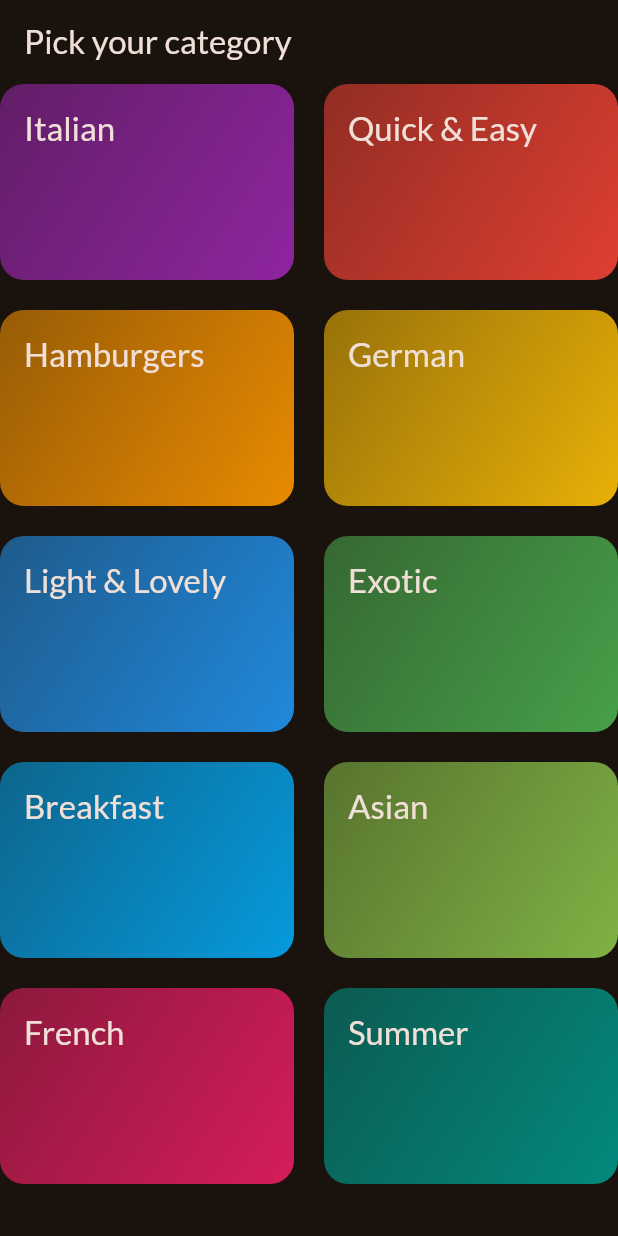
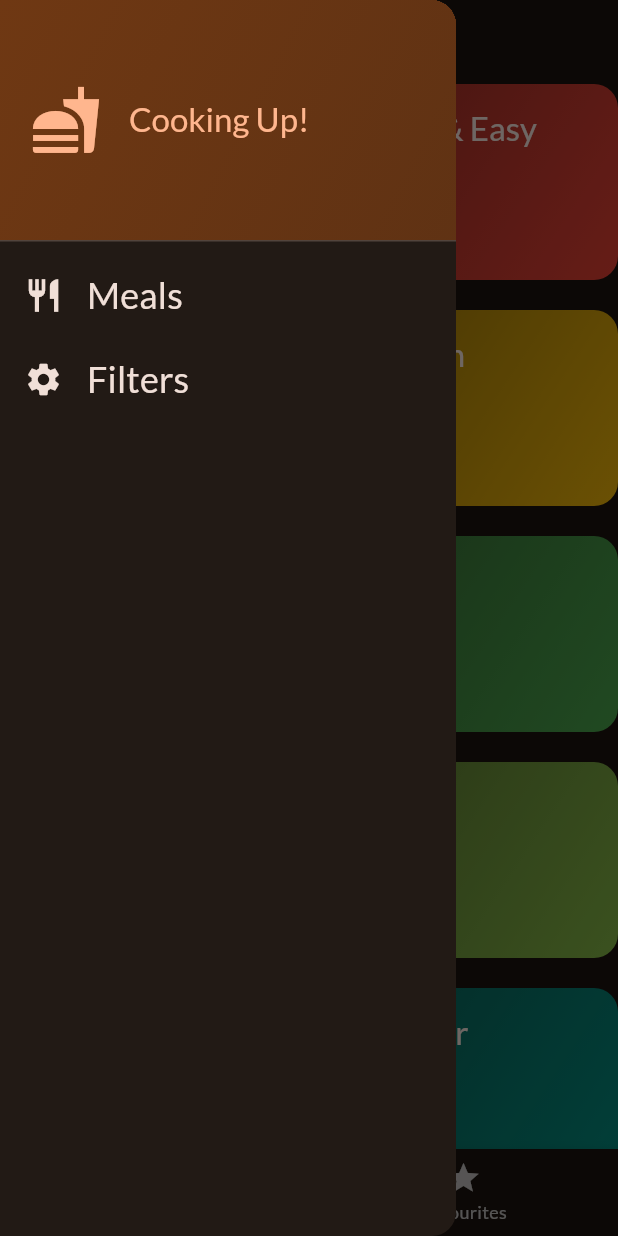
Before and after one commit to binemugha/Meals-app, a Flutter app: the screen it shows after launch, with the side drawer open (before the commit the screen has no drawer), on a phone screen of 412 x 824 dp. Run offline on Flutter 3.47's test engine with Material 3 defaults, Android fonts, the phone set to English and light mode, and no system bars; our stand-ins replace google_fonts, transparent_image.

Commit message:
Added tabs and side menu

```diff
--- a/meals_app/lib/main.dart
+++ b/meals_app/lib/main.dart
@@ -1,6 +1,6 @@
 import 'package:flutter/material.dart';
 import 'package:google_fonts/google_fonts.dart';
-import 'package:meals_app/screens/categories.dart';
+import 'package:meals_app/screens/tabs.dart';
 
 final theme = ThemeData(
   useMaterial3: true,
@@ -22,7 +22,7 @@ class App extends StatelessWidget {
   Widget build(BuildContext context) {
     return MaterialApp(
       theme: theme,
-      home: const CategoriesScreen(),
+      home: const TabsScreen(),
     );
   }
 }
--- a/meals_app/lib/screens/categories.dart
+++ b/meals_app/lib/screens/categories.dart
@@ -1,14 +1,22 @@
 import 'package:flutter/material.dart';
 import 'package:meals_app/data/dummy_data.dart';
 import 'package:meals_app/models/category.dart';
+import 'package:meals_app/models/meal.dart';
 import 'package:meals_app/screens/meals.dart';
 import 'package:meals_app/widgets/category_grid_item.dart';
 
 class CategoriesScreen extends StatelessWidget {
-  const CategoriesScreen({super.key});
+  const CategoriesScreen({
+    super.key,
+    required this.onToggleFavourite,
+    required this.availableMeals,
+  });
+
+  final void Function(Meal meal) onToggleFavourite;
+  final List<Meal> availableMeals;
 
   void _selectCategory(BuildContext context, Category category) {
-    final filteredMeals = dummyMeals
+    final filteredMeals = availableMeals
         .where((meal) => meal.categories.contains(category.id))
         .toList();
     Navigator.push(
@@ -17,6 +25,7 @@ class CategoriesScreen extends StatelessWidget {
         builder: (ctx) => MealsScreen(
           title: category.title,
           meals: filteredMeals,
+          onToggleFavourite: onToggleFavourite,
         ),
       ),
     );
@@ -24,11 +33,7 @@ class CategoriesScreen extends StatelessWidget {
 
   @override
   Widget build(BuildContext context) {
-    return Scaffold(
-      appBar: AppBar(
-        title: const Text('Pick your category'),
-      ),
-      body: GridView(
+    return GridView(
       gridDelegate: const SliverGridDelegateWithFixedCrossAxisCount(
         crossAxisCount: 2,
         childAspectRatio: 3 / 2,
@@ -44,7 +49,6 @@ class CategoriesScreen extends StatelessWidget {
             },
           )
       ],
-      ),
     );
   }
 }
--- a/meals_app/lib/screens/tabs.dart
+++ b/meals_app/lib/screens/tabs.dart
@@ -1,4 +1,10 @@
 import 'package:flutter/material.dart';
+import 'package:meals_app/data/dummy_data.dart';
+import 'package:meals_app/models/meal.dart';
+import 'package:meals_app/screens/categories.dart';
+import 'package:meals_app/screens/filters.dart';
+import 'package:meals_app/screens/meals.dart';
+import 'package:meals_app/widgets/main_drawer.dart';
 
 class TabsScreen extends StatefulWidget {
   const TabsScreen({super.key});
@@ -8,8 +14,114 @@ class TabsScreen extends StatefulWidget {
 }
 
 class _TabsScreenState extends State<TabsScreen> {
+  int _selectedPageIndex = 0;
+  final List<Meal> _favouriteMeals = [];
+  Map<Filter, bool> _selectedFilters = {
+    Filter.glutenFree: false,
+    Filter.lactoseFree: false,
+    Filter.vegetarian: false,
+    Filter.vegan: false,
+  };
+
+  void _showInfoMessage(String message) {
+    ScaffoldMessenger.of(context).clearSnackBars();
+    ScaffoldMessenger.of(context)
+        .showSnackBar(SnackBar(content: Text(message)));
+  }
+
+  void _toggleMealFavouriteStatus(Meal meal) {
+    final isExisting = _favouriteMeals.contains(meal);
+    if (isExisting) {
+      setState(() {
+        _favouriteMeals.remove(meal);
+      });
+      _showInfoMessage("Removed from favourites");
+    } else {
+      setState(() {
+        _favouriteMeals.add(meal);
+      });
+      _showInfoMessage("Added to favourites");
+    }
+  }
+
+  void _selectPage(int index) {
+    setState(() {
+      _selectedPageIndex = index;
+    });
+  }
+
+  void _setScreen(String identifier) async {
+    Navigator.of(context).pop();
+    if (identifier == 'filters') {
+      final result = await Navigator.of(context).push<Map<Filter, bool>>(
+        MaterialPageRoute(
+          builder: (ctx) => FiltersScreen(
+            currentFilters: _selectedFilters,
+          ),
+        ),
+      );
+
+      setState(() {
+        _selectedFilters = result ?? _selectedFilters;
+      });
+    }
+  }
+
   @override
   Widget build(BuildContext context) {
-    return const Placeholder();
+    final availableMeals = dummyMeals.where((meal) {
+      if (_selectedFilters[Filter.glutenFree]! && !meal.isGlutenFree) {
+        return false;
+      }
+
+      if (_selectedFilters[Filter.lactoseFree]! && !meal.isLactoseFree) {
+        return false;
+      }
+
+      if (_selectedFilters[Filter.vegetarian]! && !meal.isVegetarian) {
+        return false;
+      }
+
+      if (_selectedFilters[Filter.vegan]! && !meal.isVegan) {
+        return false;
+      }
+      return true;
+    }).toList();
+
+    Widget activePage = CategoriesScreen(
+      onToggleFavourite: _toggleMealFavouriteStatus,
+      availableMeals: availableMeals,
+    );
+    var activePageTitle = 'Categories';
+
+    if (_selectedPageIndex == 1) {
+      activePage = MealsScreen(
+        meals: _favouriteMeals,
+        onToggleFavourite: _toggleMealFavouriteStatus,
+      );
+      activePageTitle = 'Your Favourties';
+    }
+
+    return Scaffold(
+      appBar: AppBar(
+        title: Text(activePageTitle),
+      ),
+      drawer: MainDrawer(onSelectScreen: _setScreen),
+      body: activePage,
+      bottomNavigationBar: BottomNavigationBar(
+        onTap: _selectPage,
+        currentIndex: _selectedPageIndex,
+        items: const [
+          BottomNavigationBarItem(
+            icon: Icon(Icons.set_meal),
+            label: 'Categories',
+          ),
+          BottomNavigationBarItem(
+            icon: Icon(Icons.star),
+            label: 'Favourites',
+          ),
+        ],
+      ),
+    );
   }
 }
--- /dev/null
+++ b/meals_app/lib/widgets/main_drawer.dart
@@ -0,0 +1,74 @@
+import 'package:flutter/material.dart';
+
+class MainDrawer extends StatelessWidget {
+  const MainDrawer({super.key, required this.onSelectScreen});
+
+  final void Function(String identifier) onSelectScreen;
+
+  @override
+  Widget build(BuildContext context) {
+    return Drawer(
+      child: Column(children: [
+        DrawerHeader(
+          padding: const EdgeInsets.all(20),
+          decoration: BoxDecoration(
+              gradient: LinearGradient(
+            colors: [
+              Theme.of(context).colorScheme.primaryContainer,
+              Theme.of(context).colorScheme.primaryContainer.withOpacity(0.8),
+            ],
+            begin: Alignment.topLeft,
+            end: Alignment.bottomRight,
+          )),
+          child: Row(
+            children: [
+              Icon(
+                Icons.fastfood,
+                size: 48,
+                color: Theme.of(context).colorScheme.primary,
+              ),
+              const SizedBox(
+                width: 18,
+              ),
+              Text(
+                'Cooking Up!',
+                style: Theme.of(context)
+                    .textTheme
+                    .titleLarge!
+                    .copyWith(color: Theme.of(context).colorScheme.primary),
+              )
+            ],
+          ),
+        ),
+        ListTile(
+          leading: Icon(
+            Icons.restaurant,
+            size: 26,
+            color: Theme.of(context).colorScheme.onBackground,
+          ),
+          title: Text('Meals',
+              style: Theme.of(context).textTheme.titleSmall!.copyWith(
+                  color: Theme.of(context).colorScheme.onBackground,
+                  fontSize: 24)),
+          onTap: () {
+            onSelectScreen('meals');
+          },
+        ),
+        ListTile(
+          leading: Icon(
+            Icons.settings,
+            size: 26,
+            color: Theme.of(context).colorScheme.onBackground,
+          ),
+          title: Text('Filters',
+              style: Theme.of(context).textTheme.titleSmall!.copyWith(
+                  color: Theme.of(context).colorScheme.onBackground,
+                  fontSize: 24)),
+          onTap: () {
+            onSelectScreen('filters');
+          },
+        ),
+      ]),
+    );
+  }
+}
```
Also changed, not shown: meals_app/lib/screens/filters.dart (added, +138 -0 lines), meals_app/lib/screens/meals.dart (+10 -4 lines), meals_app/lib/screens/meals_details.dart (+14 -1 lines), 1 other file. Lines whose indentation alone changed are shown as unchanged.
